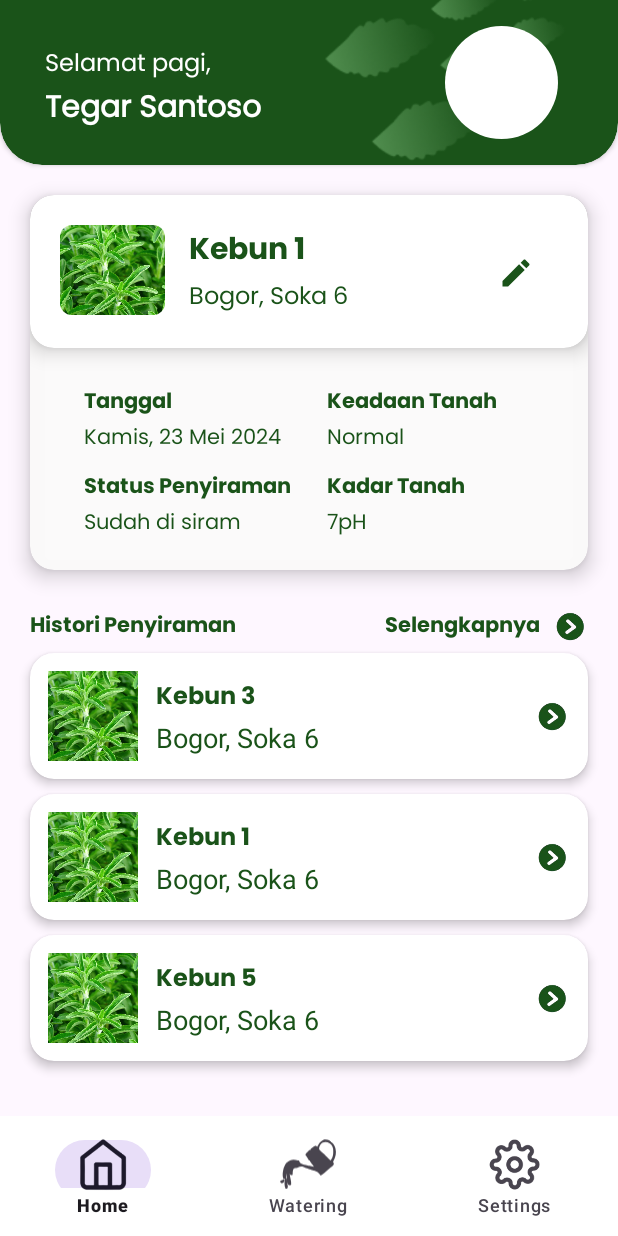
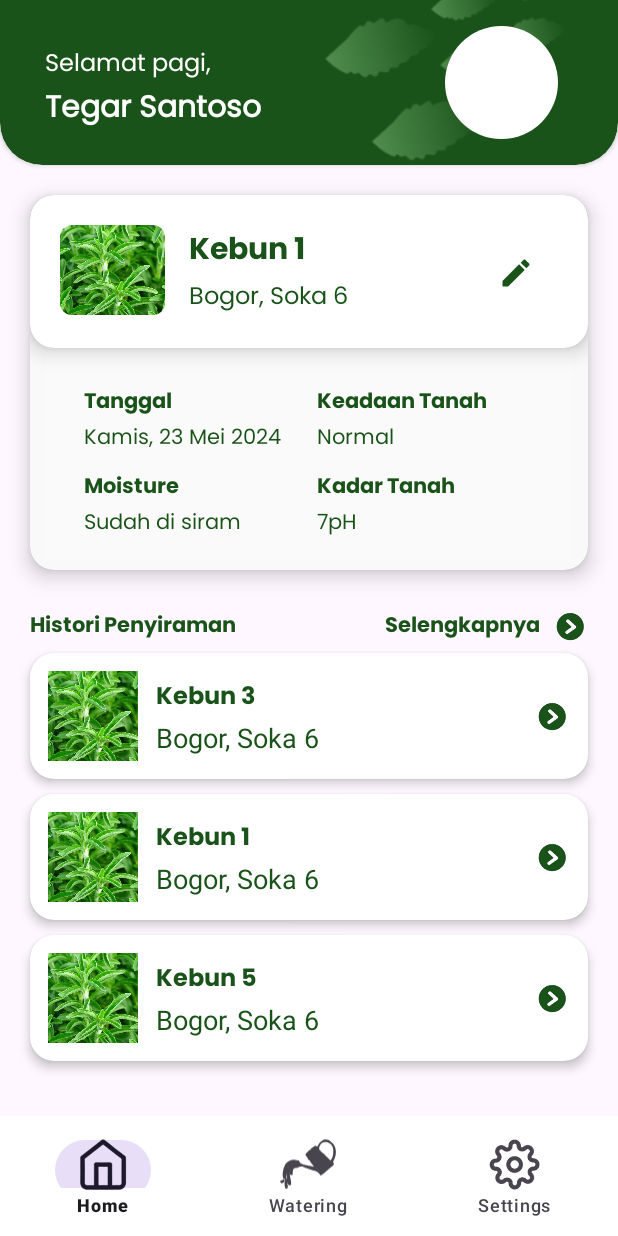
Before and after one commit to Iyaddhh/HydraTiva-App, an Android app: the detail_watering screen opened directly, with no data from a screen before it, on a phone screen of 412 x 824 dp. Run offline under Robolectric (Android 15) with nearby library versions, the phone set to English and light mode, and no system bars; network calls fail; 1 statement that could not run was skipped.

Commit message:
fix detail kebun

```diff
--- a/app/src/main/java/com/example/hydrativa/detail_watering.java
+++ b/app/src/main/java/com/example/hydrativa/detail_watering.java
@@ -13,7 +13,7 @@ import androidx.core.graphics.Insets;
 import androidx.core.view.ViewCompat;
 import androidx.core.view.WindowInsetsCompat;
 
-import com.example.hydrativa.models.DetailKebun;
+
 import com.example.hydrativa.models.DetailKebunResponse;
 import com.example.hydrativa.models.Kebun;
 import com.example.hydrativa.models.KebunResponse;
@@ -31,7 +31,7 @@ import retrofit2.Response;
 
 public class detail_watering extends AppCompatActivity {
 
-    private TextView tvMoisture, tvPH, tvStatus, tvTanggalPenyiraman;
+    private TextView tvMoisture, tvPH, tvStatus, tvTanggal, tvTitle, tvLocation;
     private KebunService kebunService;
     private Kebun kebunDetail;
     private int kebunId;
@@ -41,10 +41,14 @@ public class detail_watering extends AppCompatActivity {
         super.onCreate(savedInstanceState);
         setContentView(R.layout.activity_detail_watering);
 
+        kebunService = RetrofitClient.getRetrofitInstance(getApplicationContext()).create(KebunService.class);
+
+        tvTitle = findViewById(R.id.Title);
+        tvLocation = findViewById(R.id.Location);
         tvMoisture = findViewById(R.id.Moisture);
         tvPH = findViewById(R.id.PH);
         tvStatus = findViewById(R.id.Status);
-        tvTanggalPenyiraman = findViewById(R.id.TanggalKebun);
+        tvTanggal = findViewById(R.id.TanggalKebun);
 
         Date date = new Date();
         SimpleDateFormat formatter = new SimpleDateFormat("EEE, d MMM yyyy");
@@ -59,11 +63,13 @@ public class detail_watering extends AppCompatActivity {
                 if (response.isSuccessful() && response.body() != null) {
                     kebunDetail = response.body();
 
-                    // Menampilkan data alat di TextView
+                    Log.d("WKWK", "bang: " + response);
+                    tvTitle.setText(kebunDetail.getNama_kebun());
+                    tvLocation.setText(kebunDetail.getLokasi_kebun());
                     tvMoisture.setText("Moisture: " + kebunDetail.getMoisture());
-                    tvPH.setText("pH: " + kebunDetail.getpH());
+                    tvPH.setText(kebunDetail.getpH() + " pH");
                     tvStatus.setText("Status: " + kebunDetail.getStatus());
-                    tvTanggalPenyiraman.setText("Tanggal Penyiraman: " + currentDate);
+                    tvTanggal.setText(currentDate);
                 } else {
                     Toast.makeText(detail_watering.this, "Gagal memuat data alat", Toast.LENGTH_SHORT).show();
                 }
@@ -76,47 +82,4 @@ public class detail_watering extends AppCompatActivity {
             }
         });
     }
-
-//    private void getKebunDetail(int kebunId) {
-//        Call<Kebun> call = kebunService.getKebunDetail(kebunId);
-//        call.enqueue(new Callback<Kebun>() {
-//            @Override
-//            public void onResponse(Call<Kebun> call, Response<Kebun> response) {
-//                if (response.isSuccessful() && response.body() != null) {
-//                    kebunDetail = response.body();
-//                    tvMoisture.setText("Moisture: " + kebunDetail.getMoisture());
-//                    tvPH.setText("pH: " + kebunDetail.getPh());
-//                    tvStatus.setText("Status: " + kebunDetail.getStatus());
-//                    tvTanggalPenyiraman.setText("Tanggal Penyiraman: " + kebunDetail.getTanggalPenyiraman());
-//                } else {
-//                    Toast.makeText(detail_watering.this, "Gagal memuat data alat", Toast.LENGTH_SHORT).show();
-//                }
-//            }
-//
-//            @Override
-//            public void onFailure(Call<Kebun> call, Throwable throwable) {
-//
-//            }
-
-//            @Override
-//            public void onResponse(Call<DetailKebunResponse> call, Response<DetailKebunResponse> response) {
-//                if (response.isSuccessful() && response.body() != null) {
-//                    kebunDetail = response.body().getKebun();
-//
-//                    // Menampilkan data alat di TextView
-//                    tvMoisture.setText("Moisture: " + kebunDetail.getMoisture());
-//                    tvPH.setText("pH: " + kebunDetail.getPh());
-//                    tvStatus.setText("Status: " + kebunDetail.getStatus());
-//                    tvTanggalPenyiraman.setText("Tanggal Penyiraman: " + kebunDetail.getTanggalPenyiraman());
-//                } else {
-//                    Toast.makeText(detail_watering.this, "Gagal memuat data alat", Toast.LENGTH_SHORT).show();
-//                }
-//            }
-//
-//            @Override
-//            public void onFailure(Call<DetailKebunResponse> call, Throwable t) {
-//                Toast.makeText(detail_watering.this, "Error: " + t.getMessage(), Toast.LENGTH_SHORT).show();
-//            }
-//        });
-//    }
 }
--- a/app/src/main/res/layout/activity_detail_watering.xml
+++ b/app/src/main/res/layout/activity_detail_watering.xml
@@ -132,20 +132,24 @@
                             android:orientation="vertical">
 
                             <TextView
+                                android:id="@+id/Title"
                                 android:layout_width="wrap_content"
                                 android:layout_height="wrap_content"
                                 android:fontFamily="@font/poppins_bold"
                                 android:text="Kebun 1"
                                 android:textSize="20sp"
-                                android:textColor="@color/primary"/>
+                                android:textColor="@color/primary"
+                                />
 
                             <TextView
+                                android:id="@+id/Location"
                                 android:layout_width="wrap_content"
                                 android:layout_height="wrap_content"
                                 android:fontFamily="@font/poppins"
                                 android:text="Bogor, Soka 6"
                                 android:textSize="16sp"
-                                android:textColor="@color/primary" />
+                                android:textColor="@color/primary"
+                                />
                         </LinearLayout>
 
                         <ImageView
@@ -231,7 +235,7 @@
                                 android:layout_width="wrap_content"
                                 android:layout_height="wrap_content"
                                 android:fontFamily="@font/poppins_bold"
-                                android:text="Status Penyiraman"
+                                android:text="Moisture"
                                 android:textSize="14sp"
                                 android:textColor="@color/primary" />
 
```
